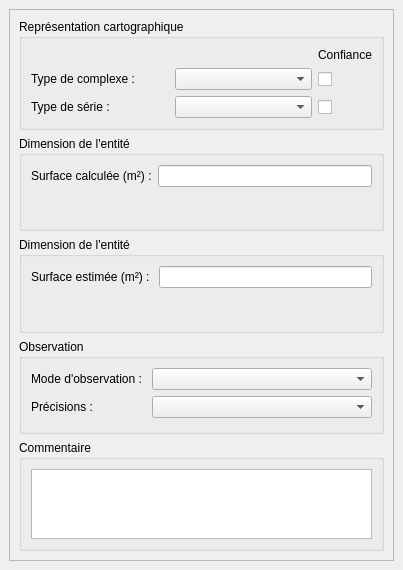
Old version of the form src/ui/form_sf.ui in the repository IGNF/saisie_carhab.
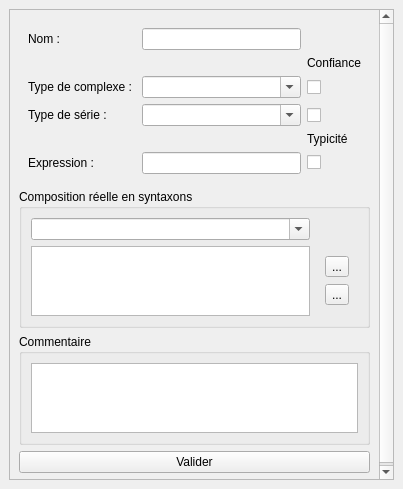
New version of the form. Icons and pictures are not drawn.

What changed in the file:
```diff
--- a/src/ui/form_sf.ui
+++ b/src/ui/form_sf.ui
@@ -7,7 +7,7 @@
     <x>0</x>
     <y>0</y>
     <width>403</width>
-    <height>570</height>
+    <height>489</height>
    </rect>
   </property>
   <property name="windowTitle">
@@ -25,21 +25,58 @@
         <rect>
          <x>0</x>
          <y>0</y>
-         <width>383</width>
-         <height>528</height>
+         <width>366</width>
+         <height>449</height>
         </rect>
        </property>
-       <layout class="QVBoxLayout" name="verticalLayout" stretch="1,1,1,1,1">
+       <layout class="QVBoxLayout" name="verticalLayout">
         <item>
-         <widget class="QGroupBox" name="groupBox_2">
-          <property name="title">
-           <string>Représentation cartographique</string>
-          </property>
+         <widget class="QWidget" name="widget" native="true">
           <layout class="QGridLayout" name="gridLayout_2">
-           <item row="2" column="0">
-            <widget class="QLabel" name="label_2">
+           <item row="4" column="2">
+            <widget class="QLabel" name="label_5">
              <property name="text">
-              <string>Type de complexe : </string>
+              <string>Typicité</string>
+             </property>
+            </widget>
+           </item>
+           <item row="3" column="2">
+            <widget class="QCheckBox" name="cfce_serie">
+             <property name="maximumSize">
+              <size>
+               <width>16</width>
+               <height>16</height>
+              </size>
+             </property>
+             <property name="text">
+              <string/>
+             </property>
+             <property name="autoExclusive">
+              <bool>false</bool>
+             </property>
+            </widget>
+           </item>
+           <item row="5" column="1">
+            <widget class="QLineEdit" name="expression"/>
+           </item>
+           <item row="5" column="0">
+            <widget class="QLabel" name="label">
+             <property name="text">
+              <string>Expression :</string>
+             </property>
+            </widget>
+           </item>
+           <item row="5" column="2">
+            <widget class="QCheckBox" name="typicite">
+             <property name="text">
+              <string/>
+             </property>
+            </widget>
+           </item>
+           <item row="3" column="1">
+            <widget class="QComboBox" name="typ_serie">
+             <property name="editable">
+              <bool>true</bool>
              </property>
             </widget>
            </item>
@@ -50,19 +87,6 @@
              </property>
             </widget>
            </item>
-           <item row="3" column="1">
-            <widget class="QComboBox" name="ech_l_uvc_2"/>
-           </item>
-           <item row="2" column="1">
-            <widget class="QComboBox" name="typ_cplx"/>
-           </item>
-           <item row="0" column="2">
-            <widget class="QLabel" name="label_9">
-             <property name="text">
-              <string>Confiance</string>
-             </property>
-            </widget>
-           </item>
            <item row="2" column="2">
             <widget class="QCheckBox" name="cfc_facies">
              <property name="sizePolicy">
@@ -85,63 +109,36 @@
              </property>
             </widget>
            </item>
-           <item row="3" column="2">
-            <widget class="QCheckBox" name="checkBox_2">
-             <property name="maximumSize">
-              <size>
-               <width>16</width>
-               <height>16</height>
-              </size>
-             </property>
-             <property name="text">
-              <string/>
-             </property>
-             <property name="autoExclusive">
-              <bool>false</bool>
-             </property>
-            </widget>
-           </item>
-          </layout>
-         </widget>
-        </item>
-        <item>
-         <widget class="QGroupBox" name="groupBox_dim_line">
-          <property name="title">
-           <string>Dimension de l'entité</string>
-          </property>
-          <layout class="QFormLayout" name="formLayout_5">
            <item row="2" column="0">
-            <widget class="QLabel" name="label_12">
+            <widget class="QLabel" name="label_2">
              <property name="text">
-              <string>Surface calculée (m²) :</string>
+              <string>Type de complexe : </string>
              </property>
             </widget>
            </item>
            <item row="2" column="1">
-            <widget class="QLineEdit" name="surf_uvc">
-             <property name="readOnly">
+            <widget class="QComboBox" name="typ_cplx">
+             <property name="editable">
               <bool>true</bool>
              </property>
             </widget>
            </item>
-          </layout>
-         </widget>
-        </item>
-        <item>
-         <widget class="QGroupBox" name="groupBox_dim_point">
-          <property name="title">
-           <string>Dimension de l'entité</string>
-          </property>
-          <layout class="QFormLayout" name="formLayout_6">
+           <item row="1" column="2">
+            <widget class="QLabel" name="label_9">
+             <property name="text">
+              <string>Confiance</string>
+             </property>
+            </widget>
+           </item>
            <item row="0" column="0">
-            <widget class="QLabel" name="label_10">
+            <widget class="QLabel" name="label_nom_sf">
              <property name="text">
-              <string>Surface estimée (m²) : </string>
+              <string>Nom : </string>
              </property>
             </widget>
            </item>
            <item row="0" column="1">
-            <widget class="QLineEdit" name="surf_uvc_2"/>
+            <widget class="QLineEdit" name="line_edit_nom_sf"/>
            </item>
           </layout>
          </widget>
@@ -149,32 +146,52 @@
         <item>
          <widget class="QGroupBox" name="groupBox_8">
           <property name="title">
-           <string>Observation</string>
+           <string>Composition réelle en syntaxons</string>
           </property>
-          <layout class="QFormLayout" name="formLayout_8">
-           <item row="0" column="0">
-            <widget class="QLabel" name="label_13">
-             <property name="text">
-              <string>Mode d'observation : </string>
+          <layout class="QGridLayout" name="gridLayout_3">
+           <item row="0" column="2">
+            <widget class="QComboBox" name="cb_box_compo_syntax">
+             <property name="editable">
+              <bool>true</bool>
              </property>
             </widget>
            </item>
-           <item row="0" column="1">
-            <widget class="QComboBox" name="mode_c_uvc"/>
-           </item>
-           <item row="2" column="1">
-            <widget class="QComboBox" name="obs_c_uvc">
-             <property name="sizeAdjustPolicy">
-              <enum>QComboBox::AdjustToContents</enum>
+           <item row="1" column="3">
+            <widget class="QWidget" name="widget_2" native="true">
+             <property name="sizePolicy">
+              <sizepolicy hsizetype="Fixed" vsizetype="Preferred">
+               <horstretch>0</horstretch>
+               <verstretch>0</verstretch>
+              </sizepolicy>
              </property>
+             <layout class="QVBoxLayout" name="verticalLayout_4">
+              <item>
+               <widget class="QToolButton" name="psh_btn_add_syntax">
+                <property name="text">
+                 <string>...</string>
+                </property>
+                <property name="icon">
+                 <iconset>
+                  <normaloff>:/plugins/SaisieCarhab/resources/img/add_element.png</normaloff>:/plugins/SaisieCarhab/resources/img/add_element.png</iconset>
+                </property>
+               </widget>
+              </item>
+              <item>
+               <widget class="QToolButton" name="psh_btn_del_syntax">
+                <property name="text">
+                 <string>...</string>
+                </property>
+                <property name="icon">
+                 <iconset>
+                  <normaloff>:/plugins/SaisieCarhab/resources/img/close_job.png</normaloff>:/plugins/SaisieCarhab/resources/img/close_job.png</iconset>
+                </property>
+               </widget>
+              </item>
+             </layout>
             </widget>
            </item>
-           <item row="2" column="0">
-            <widget class="QLabel" name="label_14">
-             <property name="text">
-              <string>Précisions : </string>
-             </property>
-            </widget>
+           <item row="1" column="2">
+            <widget class="QListWidget" name="list_syntax"/>
            </item>
           </layout>
          </widget>
@@ -191,6 +208,13 @@
           </layout>
          </widget>
         </item>
+        <item>
+         <widget class="QPushButton" name="psh_btn_val_sf">
+          <property name="text">
+           <string>Valider</string>
+          </property>
+         </widget>
+        </item>
        </layout>
       </widget>
      </widget>
```
Left out of the diff: 6 changed lines with no effect on the pictures.
